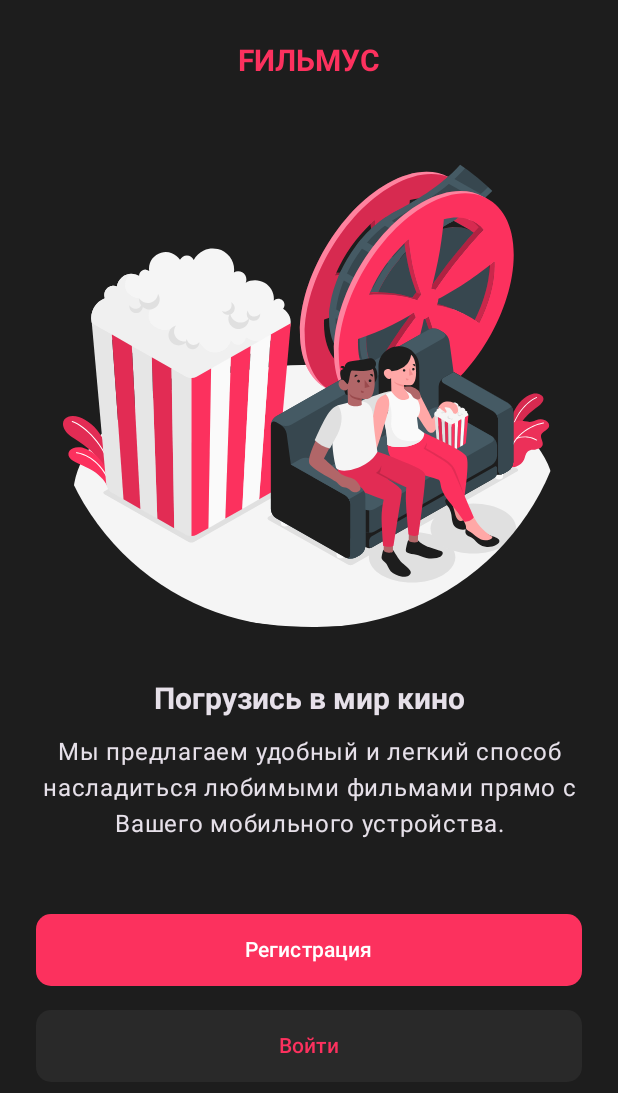
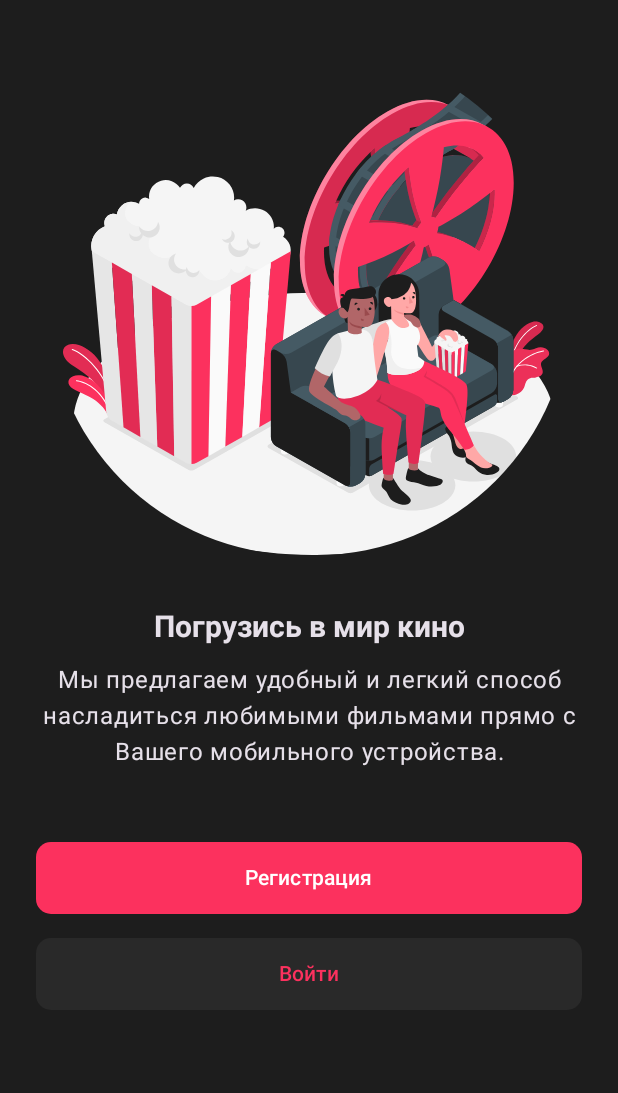
Before and after one commit to AlexLineZ/MovieCatalog, an Android app built with Jetpack Compose: the screen it shows after launch (MainActivity), on a phone screen of 412 x 824 dp. Shown: the top 1093 px of the screen. Run offline under Robolectric (Android 15) with nearby library versions, the phone set to English and light mode, and no system bars.

Commit message:
Удален заголовок на экране выбора аунтификации
Заголовок прилоежния был удален в связи с изменением макета

```diff
--- a/app/src/main/java/com/example/moviecatalog/data/localstorage/LocalStorage.kt
+++ b/app/src/main/java/com/example/moviecatalog/data/localstorage/LocalStorage.kt
@@ -6,6 +6,8 @@ import com.example.moviecatalog.data.model.TokenResponse
 
 class LocalStorage(context: Context) {
 
+
+    //encrypted shared preferences
     companion object {
         const val SHARED_PREF = "shared_pref"
         const val TOKEN_KEY = "token_key"
--- a/app/src/main/java/com/example/moviecatalog/presentation/screen/loginscreen/LoginViewModel.kt
+++ b/app/src/main/java/com/example/moviecatalog/presentation/screen/loginscreen/LoginViewModel.kt
@@ -14,7 +14,7 @@ import kotlinx.coroutines.flow.StateFlow
 import kotlinx.coroutines.launch
 
 
-class LoginViewModel (private val context: Context) : ViewModel() {
+class LoginViewModel (private val context: Context) : ViewModel() { //AndroidViewModel
     private val emptyState = LoginState(
         Constants.EMPTY_STRING,
         Constants.EMPTY_STRING,
--- a/app/src/main/java/com/example/moviecatalog/presentation/screen/selectauthscreen/SelectAuthScreen.kt
+++ b/app/src/main/java/com/example/moviecatalog/presentation/screen/selectauthscreen/SelectAuthScreen.kt
@@ -43,36 +43,7 @@ fun SelectAuthScreen(router: LoginRouter) {
             .padding(16.dp),
         horizontalAlignment = Alignment.CenterHorizontally
     ) {
-        Box(
-            modifier = Modifier
-                .fillMaxWidth()
-        ) {
-            Box(
-                modifier = Modifier
-                    .wrapContentSize(Alignment.Center)
-                    .align(alignment = Alignment.Center)
-            ) {
-                Text(
-                    text = stringResource(R.string.logo),
-                    style = TextStyle(
-                        fontSize = 20.sp,
-                        fontWeight = FontWeight.Bold
-                    ),
-                    color = AccentColor
-                )
-            }
 
-            Box(
-                modifier = Modifier
-                    .wrapContentSize(Alignment.CenterStart)
-                    .align(alignment = Alignment.CenterStart)
-            ) {
-                IconButton(
-                    onClick = {  },
-                    enabled = false
-                ){}
-            }
-        }
         Image(
             painter = painterResource(id = R.drawable.amico),
             contentDescription = null,
```
